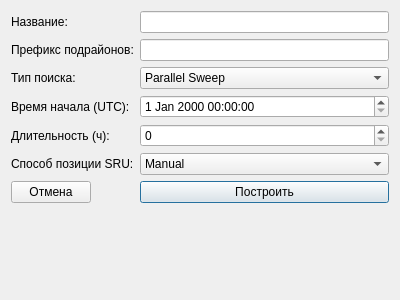
This is poiskmore_plugin/forms/SearchAreaForm.ui in SmNikc/poisk-more-qgis as Qt 5 draws it before an edit. The edited form follows.
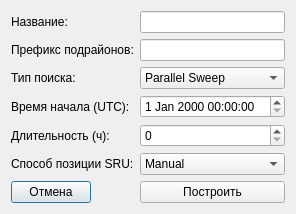
This is the edited form.

The edit to the form file:
```diff
--- a/poiskmore_plugin/forms/SearchAreaForm.ui
+++ b/poiskmore_plugin/forms/SearchAreaForm.ui
@@ -2,14 +2,6 @@
 <ui version="4.0">
  <class>SearchAreaForm</class>
  <widget class="QDialog" name="SearchAreaForm">
-  <property name="geometry">
-   <rect>
-    <x>0</x>
-    <y>0</y>
-    <width>400</width>
-    <height>300</height>
-   </rect>
-  </property>
   <property name="windowTitle">
    <string>Форма для создания района</string>
   </property>
@@ -106,13 +98,6 @@
      </item>
     </widget>
    </item>
-   <item row="6" column="1">
-    <widget class="QPushButton" name="pushButton">
-     <property name="text">
-      <string>Построить</string>
-     </property>
-    </widget>
-   </item>
    <item row="6" column="0">
     <widget class="QPushButton" name="pushButton_2">
      <property name="text">
@@ -120,6 +105,13 @@
      </property>
     </widget>
    </item>
+   <item row="6" column="1">
+    <widget class="QPushButton" name="buttonBuild">
+     <property name="text">
+      <string>Построить</string>
+     </property>
+    </widget>
+   </item>
   </layout>
  </widget>
  <resources/>
```
Left out of the diff: 26 changed lines with no effect on the pictures.
